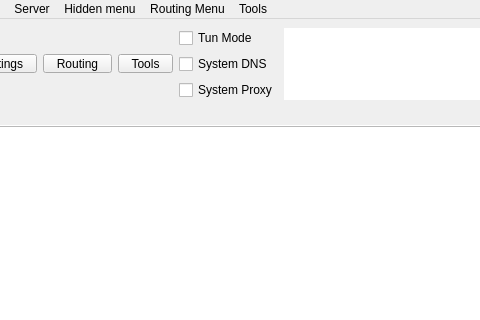
javad490/nekoray2024, file include/ui/mainwindow.ui: the form before one commit; both pictures show x 135 to 615 and y 0 to 320 of the 800 by 600 pixel window.
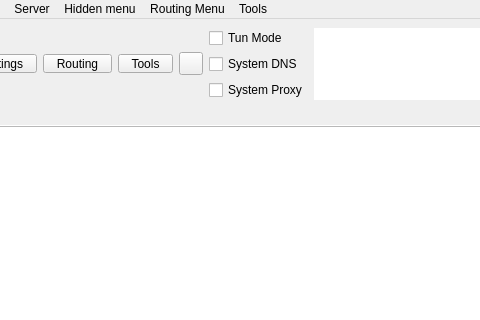
The form after the commit. Icons and pictures are not drawn. Custom widgets are drawn as their Qt base class.

Commit message: add stop/start button && improve tools icon

Patch:
```diff
--- a/include/ui/mainwindow.ui
+++ b/include/ui/mainwindow.ui
@@ -191,6 +191,16 @@
         </property>
        </widget>
       </item>
+      <item>
+       <widget class="StartStopButton" name="toolButton_startstop">
+        <property name="focusPolicy">
+         <enum>Qt::FocusPolicy::NoFocus</enum>
+        </property>
+        <property name="text">
+         <string/>
+        </property>
+       </widget>
+      </item>
       <item>
        <layout class="QVBoxLayout" name="verticalLayout_4">
         <item>
@@ -1207,6 +1217,11 @@
    <extends>QTableView</extends>
    <header>include/ui/utils/ProfilesTableView.h</header>
   </customwidget>
+  <customwidget>
+   <class>StartStopButton</class>
+   <extends>QToolButton</extends>
+   <header>include/ui/widget/StartStopButton.hpp</header>
+  </customwidget>
  </customwidgets>
  <resources>
   <include location="../../res/Throne.qrc"/>
```
The commit also changes 8 other files.
